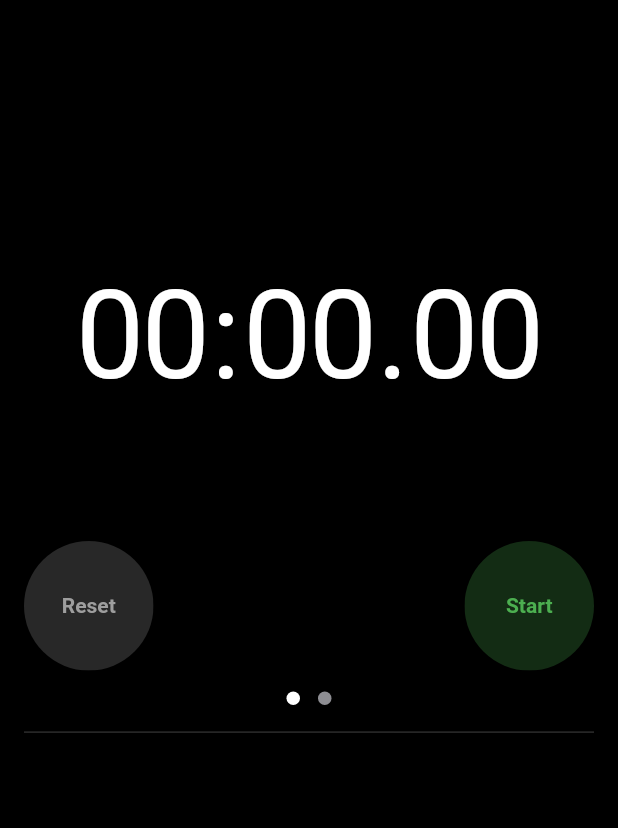
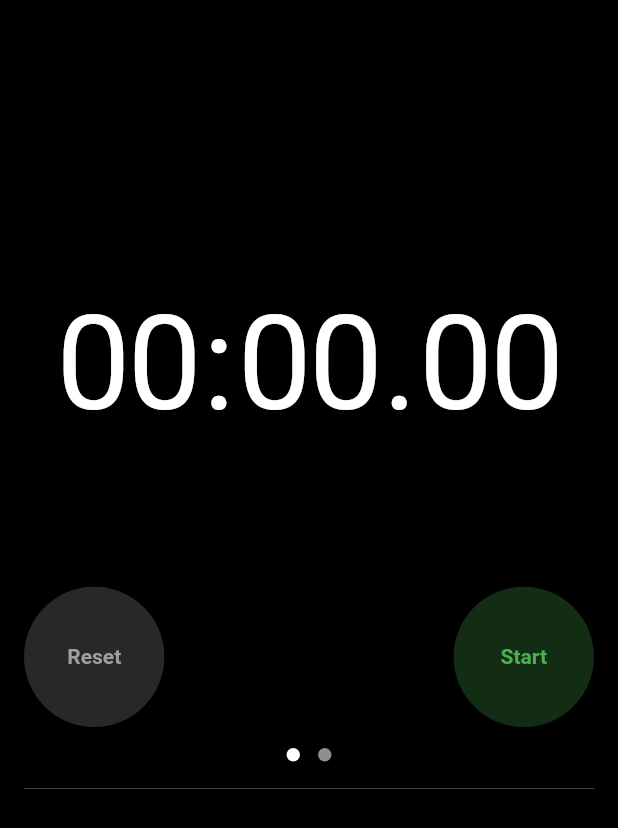
Before and after one commit to ArAmM7/clock, a Flutter app: the screen it shows after launch, on a phone screen of 412 x 824 dp. Shown: the top 828 px of the screen. Run offline on Flutter 3.47's test engine with Material 2 defaults, Android fonts, the phone set to English and light mode, and no system bars; drawn by our look-alikes of dots_indicator; our stand-ins replace device_preview, flutter_hooks, flutter_mobx, freezed_annotation, mobx; generated files the repository leaves out were written again; project files that could hold a hidden picture were left out.

Commit message:
- updated paddings - added Notify.yml

```diff
--- a/lib/views/stopwatch_view.dart
+++ b/lib/views/stopwatch_view.dart
@@ -46,13 +46,19 @@ class StopwatchView extends HookWidget {
         child: Column(
           children: [
             Padding(
-              padding: const EdgeInsets.only(right: 16, left: 16, bottom: 4),
+              padding: const EdgeInsets.only(bottom: 4),
               child: AspectRatio(
                 aspectRatio: 0.85,
                 child: LayoutBuilder(
                   builder: (context, constraints) {
-                    final radius = min(constraints.maxWidth / 2, constraints.maxHeight / 2);
-                    final radiusSmall = min(constraints.maxWidth / 7, constraints.maxHeight / 7);
+                    final radius = min(
+                      constraints.maxWidth / 2,
+                      constraints.maxHeight / 2,
+                    );
+                    final radiusSmall = min(
+                      constraints.maxWidth / 7,
+                      constraints.maxHeight / 7,
+                    );
                     return Stack(
                       children: [
                         Observer(
@@ -61,11 +67,16 @@ class StopwatchView extends HookWidget {
                               onPageChanged: _onPageChanged,
                               controller: _pageController,
                               children: [
-                                Center(
+                                Padding(
+                                  padding: const EdgeInsets.symmetric(
+                                    horizontal: 16,
+                                  ),
+                                  child: Center(
                                     child: RepaintBoundary(
                                       child: ElapsedTimeText(
                                         size: radius * 3,
                                         elapsed: stopwatchState.elapsed,
+                                      ),
                                     ),
                                   ),
                                 ),
@@ -114,10 +125,13 @@ class StopwatchView extends HookWidget {
                             );
                           },
                         ),
-                        Buttons(
+                        Padding(
+                          padding: const EdgeInsets.symmetric(horizontal: 16),
+                          child: Buttons(
                             key: const ValueKey('Buttons'),
                             radius: radius,
                             state: stopwatchState,
+                          ),
                         ),
                       ],
                     );
```
Also changed, not shown: 1 other file. Lines whose indentation alone changed are shown as unchanged.
